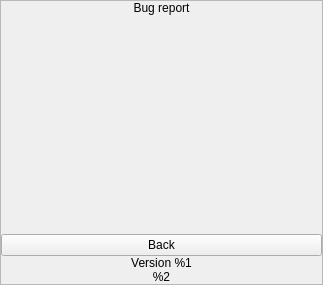
demlabs-cellframe/dap-ui-sdk, file vpn/ui/dialogs/BugReportResultScreen.ui: the form before one commit.
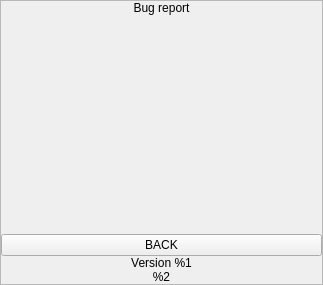
The form after the commit. Custom widgets are drawn as their Qt base class.

Commit message: [*]Account screen

```diff
--- a/vpn/ui/dialogs/BugReportResultScreen.ui
+++ b/vpn/ui/dialogs/BugReportResultScreen.ui
@@ -119,7 +119,7 @@
          </sizepolicy>
         </property>
         <property name="text">
-         <string>Back</string>
+         <string>BACK</string>
         </property>
        </widget>
       </item>
```
The commit also changes 4 other files.
